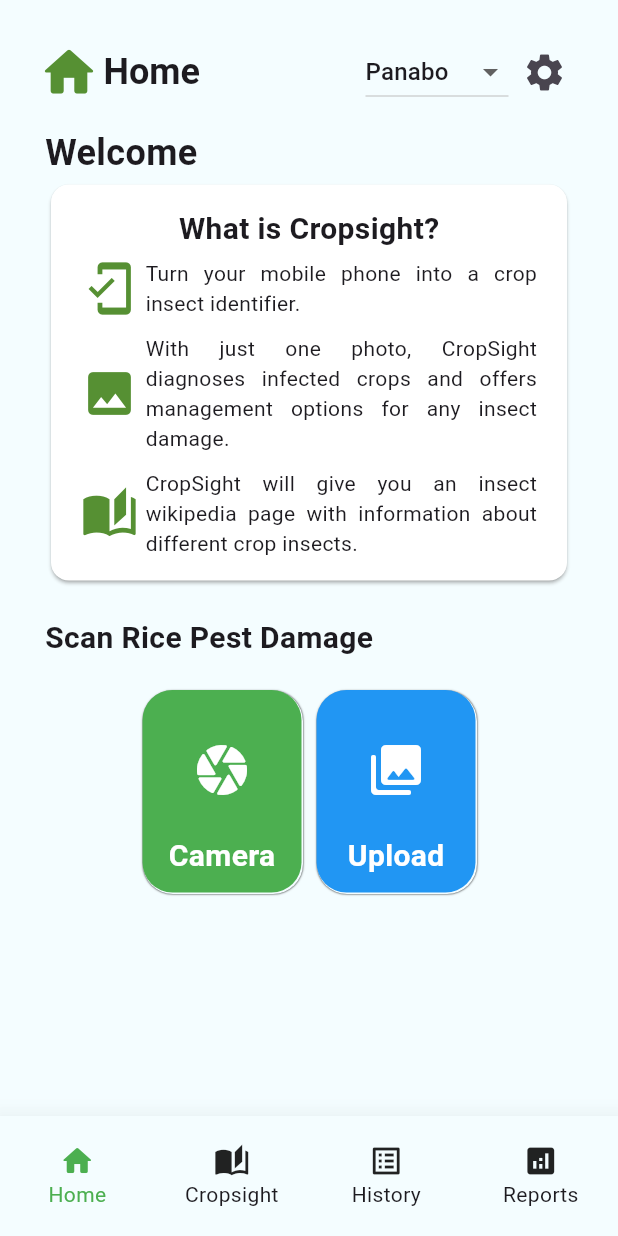
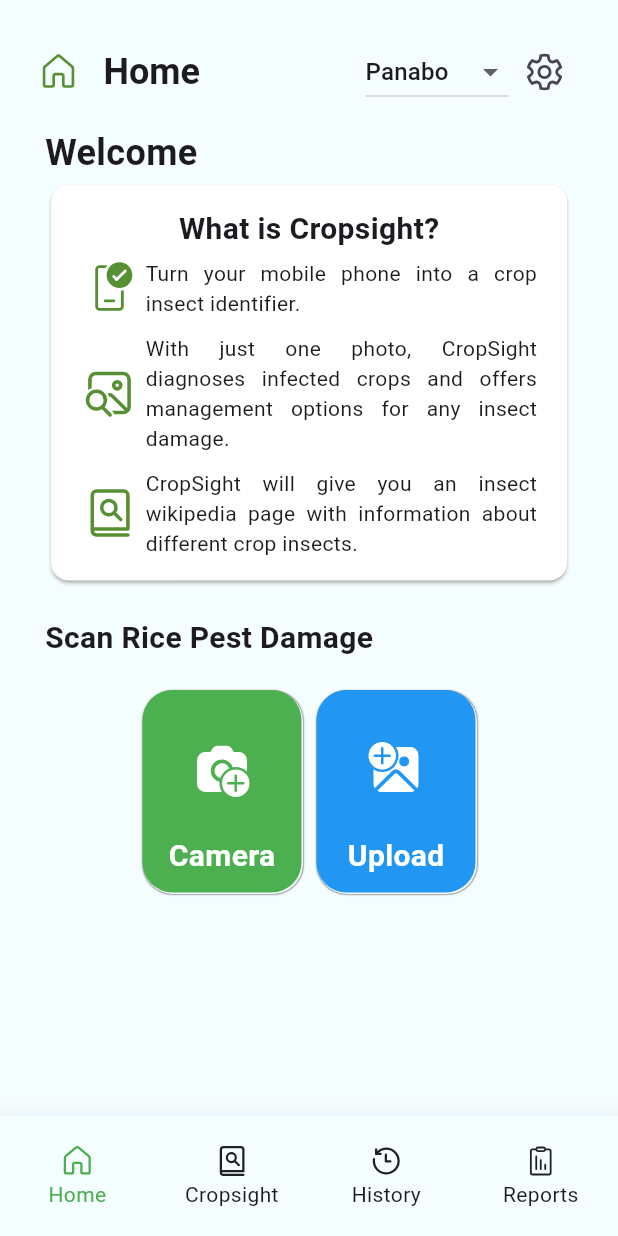
Before and after one commit to karlmacas29/cropsight-capstone-main, a Flutter app: the HomePageNav screen opened directly, on a phone screen of 412 x 824 dp. Run offline on Flutter 3.47's test engine with Material 3 defaults, Android fonts, the phone set to English and light mode, and no system bars; drawn by our look-alikes of animated_bottom_navigation_bar; our stand-ins replace file_picker, fl_chart, fluentui_system_icons, flutter_carousel_widget, image_picker, permission_handler and 2 more; missing offline and left inert: tflite_v2; accounts and stored records are empty.

Commit message:
modified:   lib/views/descript/information.dart 	modified:   lib/views/descript/mandesc.dart 	modified:   lib/views/navigation/home.dart 	modified:   lib/views/navigation/nav_page.dart

```diff
--- a/lib/views/navigation/home.dart
+++ b/lib/views/navigation/home.dart
@@ -1,6 +1,7 @@
 import 'dart:io';
 import 'package:cropsight/views/pages/scanning.dart';
 import 'package:file_picker/file_picker.dart';
+import 'package:fluentui_system_icons/fluentui_system_icons.dart';
 import 'package:flutter/material.dart';
 import 'package:image_picker/image_picker.dart';
 import 'package:permission_handler/permission_handler.dart';
@@ -129,7 +130,7 @@
                     crossAxisAlignment: CrossAxisAlignment.center,
                     children: [
                       Icon(
-                        Icons.mobile_friendly,
+                        FluentIcons.phone_checkmark_20_regular,
                         color: Color.fromRGBO(86, 144, 51, 1),
                         size: 38,
                       ),
@@ -154,7 +155,7 @@
                     crossAxisAlignment: CrossAxisAlignment.center,
                     children: [
                       Icon(
-                        Icons.image,
+                        FluentIcons.image_search_24_regular,
                         color: Color.fromRGBO(86, 144, 51, 1),
                         size: 38,
                       ),
@@ -179,7 +180,7 @@
                     crossAxisAlignment: CrossAxisAlignment.center,
                     children: [
                       Icon(
-                        Icons.auto_stories,
+                        FluentIcons.book_search_24_regular,
                         color: Color.fromRGBO(86, 144, 51, 1),
                         size: 38,
                       ),
@@ -247,7 +248,7 @@
                                 borderRadius:
                                     BorderRadius.all(Radius.circular(10))),
                             child: const Icon(
-                              Icons.camera_rounded,
+                              FluentIcons.camera_add_24_filled,
                               color: Colors.white,
                               size: 40,
                             )),
@@ -296,7 +297,7 @@
                             ),
                           ),
                           child: const Icon(
-                            Icons.photo_library_rounded,
+                            FluentIcons.image_add_24_filled,
                             color: Colors.white,
                             size: 40,
                           ),
--- a/lib/views/navigation/nav_page.dart
+++ b/lib/views/navigation/nav_page.dart
@@ -4,6 +4,7 @@
 import 'package:cropsight/views/navigation/home.dart';
 import 'package:cropsight/views/navigation/history.dart';
 import 'package:cropsight/views/pages/settings.dart';
+import 'package:fluentui_system_icons/fluentui_system_icons.dart';
 import 'package:flutter/material.dart';
 import 'package:shared_preferences/shared_preferences.dart';
 
@@ -24,10 +25,10 @@
   ];
 
   final _iconappbar = [
-    Icons.home_rounded,
-    Icons.auto_stories,
-    Icons.list_alt,
-    Icons.analytics,
+    FluentIcons.home_12_regular,
+    FluentIcons.book_search_24_regular,
+    FluentIcons.history_24_regular,
+    FluentIcons.clipboard_data_bar_20_regular,
   ];
 
   final _titleAppbar = [
@@ -123,7 +124,8 @@
                       ),
                     );
                   },
-                    icon: const Icon(Icons.settings))
+                  icon: const Icon(FluentIcons.settings_24_regular),
+                )
               ],
               leadingWidth: 28,
               leading: Icon(
```
Also changed, not shown: lib/views/descript/information.dart (+17 -4 lines), lib/views/descript/mandesc.dart (+59 -37 lines). Lines whose indentation alone changed are shown as unchanged.
